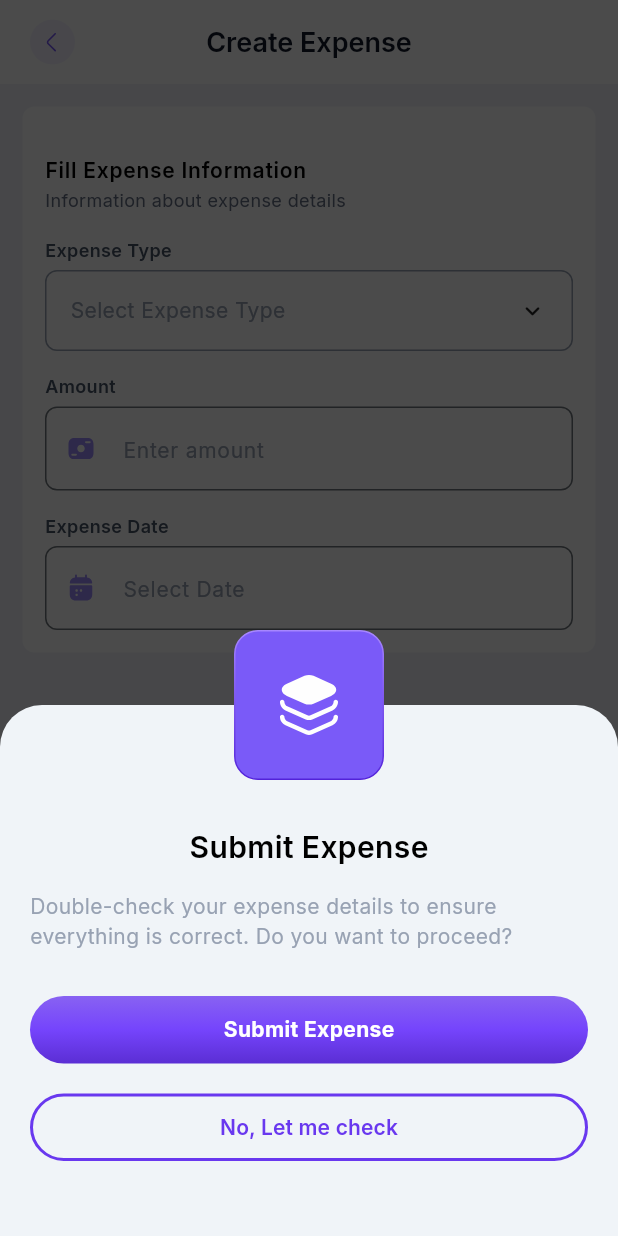
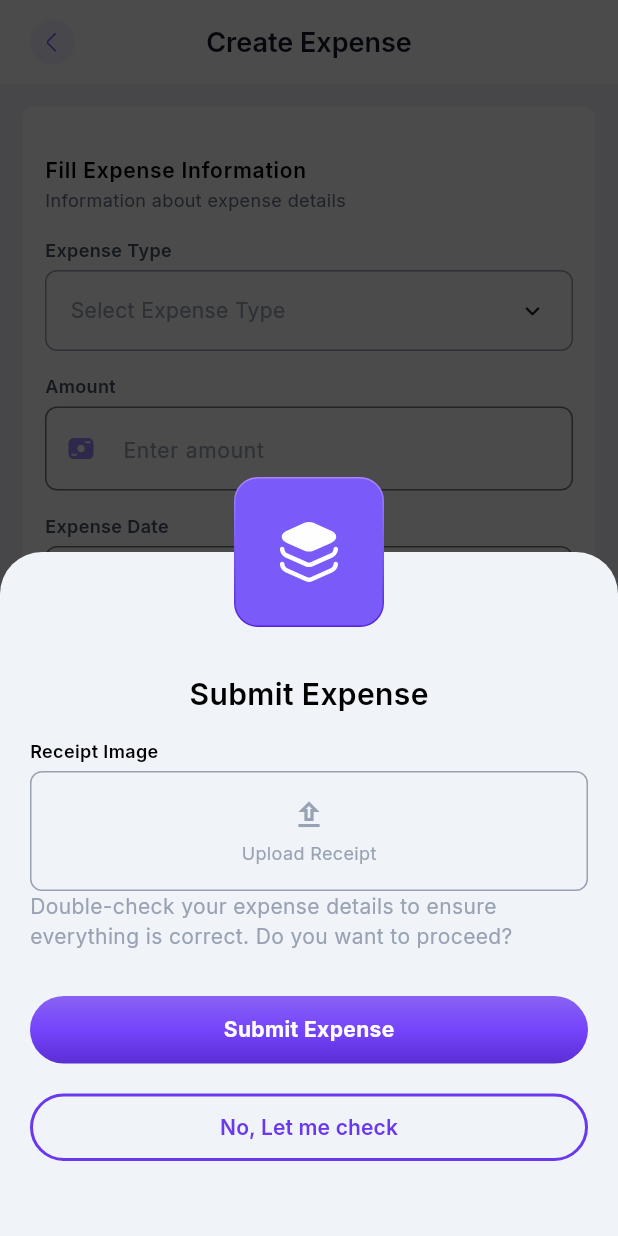
Before and after one commit to it-instagrp/insta-attend, a Flutter app: the CreateExpense screen opened directly, after a tap on "Submit Expense", on a phone screen of 412 x 824 dp. Run offline on Flutter 3.47's test engine with Material 3 defaults, Android fonts, the light colour scheme and no system bars; drawn by our look-alikes of animated_custom_dropdown, toastification; our stand-ins replace camera, firebase_core, firebase_messaging, flutter_local_notifications, flutter_svg, geocoding and 9 more; missing offline and left inert: google_mlkit_face_detection, tflite_flutter; accounts and stored records are empty; project files that could hold a hidden picture were left out.

Commit message:
added recipt upload validation

```diff
--- a/lib/API/DTO/Request/expense_request_dto.dart
+++ b/lib/API/DTO/Request/expense_request_dto.dart
@@ -1,16 +1,20 @@
+import 'dart:io';
 class ExpenseRequestDTO {
   String? expenseDate;
   String? expenseType;
   double? expenseAmount;
   String? expenseBy;
   String? expenseStatus;
+  File? image;
 
   ExpenseRequestDTO(
       {this.expenseDate,
         this.expenseType,
         this.expenseAmount,
         this.expenseBy,
-        this.expenseStatus});
+        this.expenseStatus,
+        this.image,
+      });
 
   ExpenseRequestDTO.fromJson(Map<String, dynamic> json) {
     expenseDate = json['expense_date'];
--- a/lib/API/Repository/expense_repository.dart
+++ b/lib/API/Repository/expense_repository.dart
@@ -3,6 +3,7 @@ import 'package:insta_attend/API/api_client.dart';
 import 'package:insta_attend/API/app_constants.dart';
 import 'package:shared_preferences/shared_preferences.dart';
 import 'package:get/get.dart';
+import 'package:image_picker/image_picker.dart';
 
 class ExpenseRepository {
   final ApiClient apiClient;
@@ -11,7 +12,14 @@ class ExpenseRepository {
   const ExpenseRepository({required this.sharedPreferences, required this.apiClient});
 
   Future<Response> createExpense(ExpenseRequestDTO request) async{
-    return await apiClient.postData(createExpenseUrl, request.toJson());
+    final List<MultipartBody> multipartFiles = [];
+    if (request.image != null){
+      multipartFiles.add(
+        MultipartBody('image', XFile(request.image!.path),
+        ),
+      );
+    }
+    return await apiClient.postMultipartData(createExpenseUrl, request.toJson(), multipartFiles);
   }
 
   Future<Response> getMyStats() async{
--- a/lib/View/pages/create_expense.dart
+++ b/lib/View/pages/create_expense.dart
@@ -10,6 +10,8 @@ import 'package:insta_attend/Controller/expense_controller.dart';
 import 'package:get/get.dart';
 import 'package:intl/intl.dart';
 import '../../Constant/constant_font.dart';
+import 'package:image_picker/image_picker.dart';
+import 'dart:io';
 
 class CreateExpense extends StatelessWidget {
   CreateExpense({super.key});
@@ -178,6 +180,47 @@ class CreateExpense extends StatelessWidget {
     }
   }
 
+  void _showImageSourcePicker(BuildContext context){
+    showModalBottomSheet(context: context,
+        shape: RoundedRectangleBorder(
+          borderRadius: BorderRadius.vertical(top: Radius.circular(16)),
+        ),
+        builder: (_) => SafeArea(
+          child: Column(
+           mainAxisSize: MainAxisSize.min,
+            children: [
+              SizedBox(height: 10),
+              Text(
+                "Upload Receipt",
+                style: TextStyle(
+                  fontSize: 16,
+                  fontWeight: FontWeight.w600,
+                ),
+              ),
+              SizedBox(height: 10),
+              ListTile(
+                leading: Icon(Icons.camera_alt_rounded, color: kcPurple500,),
+                title: Text("Take a photo"),
+                onTap: () {
+                  Navigator.pop(context);
+                  controller.pickReceiptImage(context, ImageSource.camera);
+                },
+              ),
+              ListTile(
+                leading: Icon(Icons.photo_library_rounded, color: kcPurple500),
+                title: Text("Choose from gallery"),
+                onTap: (){
+                  Navigator.pop(context);
+                  controller.pickReceiptImage(context, ImageSource.gallery);
+                },
+              ),
+              SizedBox(height: 10),
+            ],
+          ),
+        ),
+    );
+  }
+
   void showConfirmationDialogue(BuildContext context) {
     showModalBottomSheet(
       barrierColor: Colors.black.withAlpha(180),
@@ -204,6 +247,70 @@ class CreateExpense extends StatelessWidget {
                     ),
                   ),
                   SizedBox(height: 15),
+                  Obx(() => Column(
+                    crossAxisAlignment: CrossAxisAlignment.start,
+                    children: [
+                      Text(
+                        "Receipt Image",
+                        style: TextStyle(
+                          fontWeight: FontWeight.w600,
+                          fontSize: 12,
+                          color: Colors.black,
+                        ),
+                      ),
+                      SizedBox(height: 5,),
+                      controller.pickedReceiptImage.value != null
+                      ? Stack(
+                        children: [
+                          ClipRRect(
+                            borderRadius: BorderRadius.circular(8),
+                            child: Image.file(
+                              controller.pickedReceiptImage.value!,
+                              height: 120,
+                              width: double.infinity,
+                              fit: BoxFit.cover,
+                            ),
+                          ),
+                          Positioned(
+                            top: 5,
+                            bottom: 5,
+                            child: InkWell(
+                              onTap: () => controller.pickedReceiptImage.value = null,
+                              child: Container(
+                                padding: EdgeInsets.all(4),
+                                decoration: BoxDecoration(
+                                  color: Colors.red,
+                                  shape: BoxShape.circle,
+                                ),
+                                child: Icon(Icons.close, color: Colors.white, size: 16,),
+                              ),
+                            ),
+                          )
+                        ],
+                      ) : InkWell(
+                        onTap: () => _showImageSourcePicker(context),
+                        child: Container(
+                          height: 80,
+                          width: double.infinity,
+                          decoration: BoxDecoration(
+                            borderRadius: BorderRadius.circular(8),
+                            border: Border.all(color: kcGrey400),
+                          ),
+                          child: Column(
+                            mainAxisAlignment: MainAxisAlignment.center,
+                            children: [
+                              Icon(Icons.upload_outlined, color: kcGrey400 ,),
+                              SizedBox(height: 5,),
+                              Text(
+                                "Upload Receipt",
+                                style: TextStyle(color: kcGrey400, fontSize: 12),
+                              )
+                            ],
+                          ),
+                        ),
+                      )
+                    ],
+                  )),
                   Align(
                     alignment: Alignment.topLeft,
                     child: Text(
```
Also changed, not shown: lib/Controller/expense_controller.dart (+29 -2 lines), lib/Utils/responsive_size.dart (added, +48 -0 lines), lib/View/screens/expense_screen.dart (+18 -18 lines).
